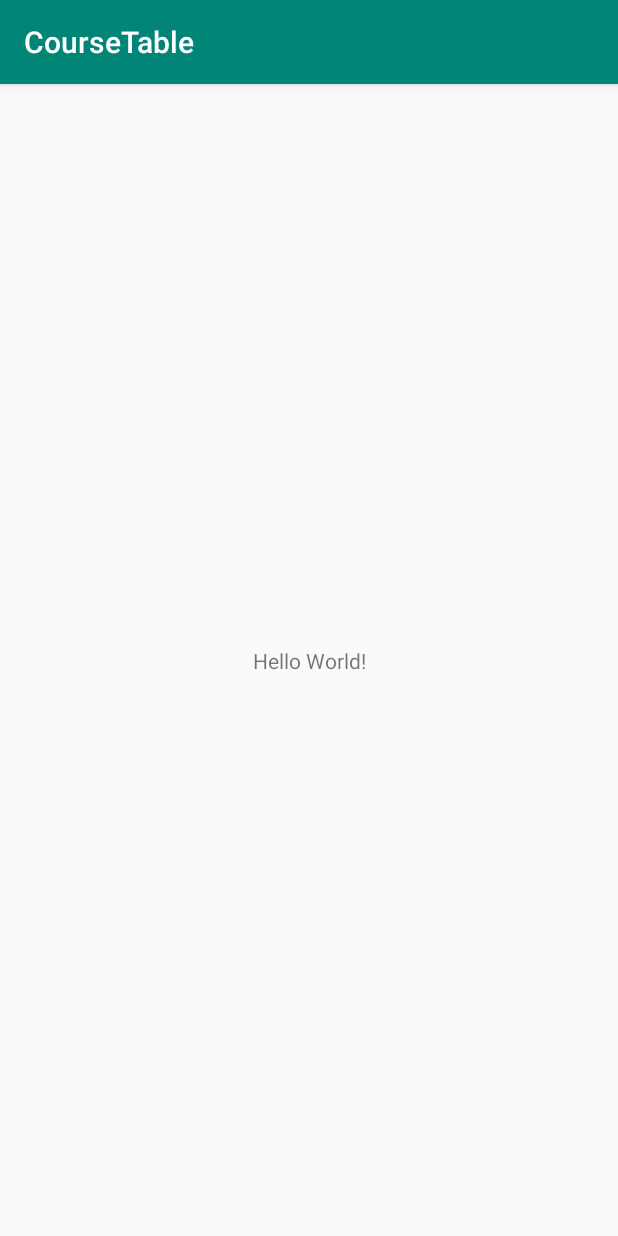
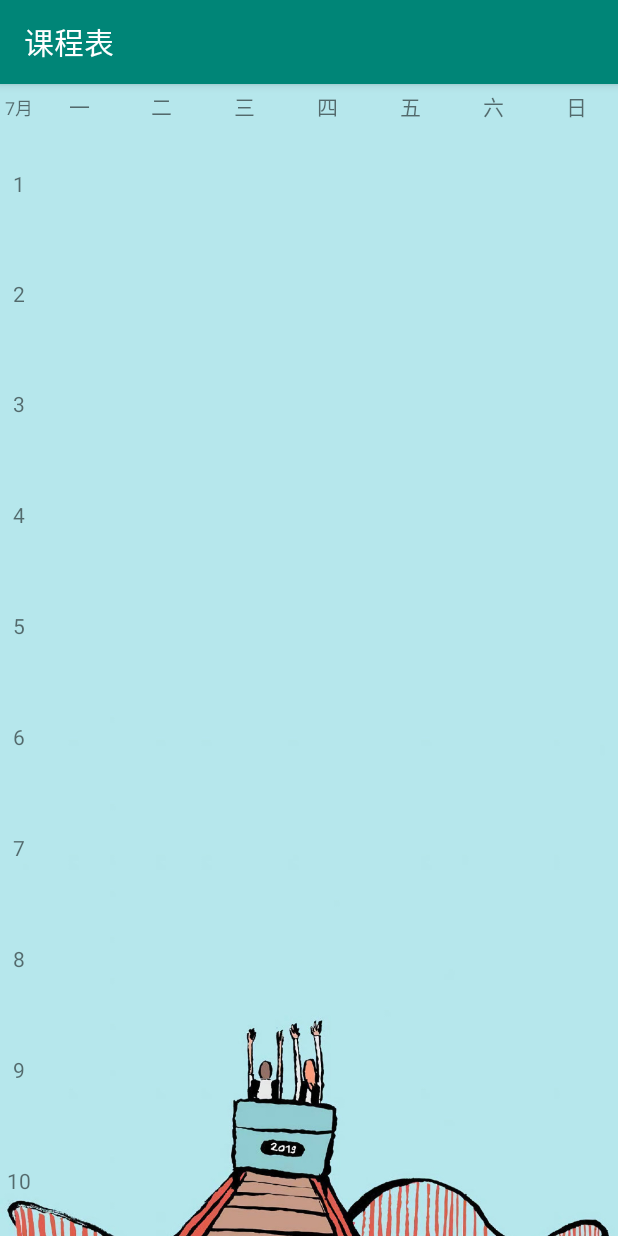
Before and after one commit to willoong9559/CourseTable, an Android app: the screen it shows after launch (MainActivity), on a phone screen of 412 x 824 dp. Run offline under Robolectric (Android 15) with nearby library versions, the phone set to English and light mode, and no system bars.

Commit message:
布局table_main

```diff
--- a/app/src/main/res/layout/activity_main.xml
+++ b/app/src/main/res/layout/activity_main.xml
@@ -1,18 +1,229 @@
 <?xml version="1.0" encoding="utf-8"?>
-<androidx.constraintlayout.widget.ConstraintLayout xmlns:android="http://schemas.android.com/apk/res/android"
-    xmlns:app="http://schemas.android.com/apk/res-auto"
-    xmlns:tools="http://schemas.android.com/tools"
+<RelativeLayout xmlns:android="http://schemas.android.com/apk/res/android"
     android:layout_width="match_parent"
-    android:layout_height="match_parent"
-    tools:context=".MainActivity">
+    android:layout_height="match_parent">
 
-    <TextView
-        android:layout_width="wrap_content"
+    <!--背景图-->
+    <ImageView
+        android:layout_width="match_parent"
+        android:layout_height="match_parent"
+        android:scaleType="centerCrop"
+        android:src="@drawable/bg" />
+
+    <!--星期条-->
+    <LinearLayout
+        android:id="@+id/xingqitiao"
+        android:orientation="horizontal"
+        android:layout_width="match_parent"
         android:layout_height="wrap_content"
-        android:text="Hello World!"
-        app:layout_constraintBottom_toBottomOf="parent"
-        app:layout_constraintLeft_toLeftOf="parent"
-        app:layout_constraintRight_toRightOf="parent"
-        app:layout_constraintTop_toTopOf="parent" />
+        >
 
-</androidx.constraintlayout.widget.ConstraintLayout>
+        <TextView
+            android:layout_width="25dp"
+            android:layout_height="wrap_content"
+            android:gravity="center"
+            android:text="7月"
+            android:textSize="12sp"
+            />
+
+        <TextView
+            android:layout_width="0dp"
+            android:layout_height="30dp"
+            android:layout_weight="1"
+            android:gravity="center"
+            android:text="一"
+            />
+
+        <TextView
+            android:layout_width="0dp"
+            android:layout_height="30dp"
+            android:layout_weight="1"
+            android:gravity="center"
+            android:text="二"
+            />
+        <TextView
+            android:layout_width="0dp"
+            android:layout_height="30dp"
+            android:layout_weight="1"
+            android:gravity="center"
+            android:text="三"
+            />
+        <TextView
+            android:layout_width="0dp"
+            android:layout_height="30dp"
+            android:layout_weight="1"
+            android:gravity="center"
+            android:text="四"
+            />
+        <TextView
+            android:layout_width="0dp"
+            android:layout_height="30dp"
+            android:layout_weight="1"
+            android:gravity="center"
+            android:text="五"
+            />
+        <TextView
+            android:layout_width="0dp"
+            android:layout_height="30dp"
+            android:layout_weight="1"
+            android:gravity="center"
+            android:text="六"
+            />
+        <TextView
+            android:layout_width="0dp"
+            android:layout_height="30dp"
+            android:layout_weight="1"
+            android:gravity="center"
+            android:text="日"
+            />
+
+    </LinearLayout>
+
+    <LinearLayout
+        android:layout_below="@+id/xingqitiao"
+        android:layout_width="match_parent"
+        android:layout_height="match_parent">
+
+        <!--课节数布局-->
+        <LinearLayout
+            android:layout_width="25dp"
+            android:layout_height="match_parent"
+            android:orientation="vertical">
+
+            <TextView
+                android:layout_width="25dp"
+                android:layout_height="wrap_content"
+                android:layout_weight="1"
+                android:text="1"
+                android:gravity="center">
+            </TextView>
+
+            <TextView
+                android:layout_width="25dp"
+                android:layout_height="wrap_content"
+                android:layout_weight="1"
+                android:text="2"
+                android:gravity="center">
+            </TextView>
+
+            <TextView
+                android:layout_width="25dp"
+                android:layout_height="wrap_content"
+                android:layout_weight="1"
+                android:text="3"
+                android:gravity="center">
+            </TextView>
+
+            <TextView
+                android:layout_width="25dp"
+                android:layout_height="wrap_content"
+                android:layout_weight="1"
+                android:text="4"
+                android:gravity="center">
+            </TextView>
+
+            <TextView
+                android:layout_width="25dp"
+                android:layout_height="wrap_content"
+                android:layout_weight="1"
+                android:text="5"
+                android:gravity="center">
+            </TextView>
+
+            <TextView
+                android:layout_width="25dp"
+                android:layout_height="wrap_content"
+                android:layout_weight="1"
+                android:text="6"
+                android:gravity="center">
+            </TextView>
+
+            <TextView
+                android:layout_width="25dp"
+                android:layout_height="wrap_content"
+                android:layout_weight="1"
+                android:text="7"
+                android:gravity="center">
+            </TextView>
+
+            <TextView
+                android:layout_width="25dp"
+                android:layout_height="wrap_content"
+                android:layout_weight="1"
+                android:text="8"
+                android:gravity="center">
+            </TextView>
+
+            <TextView
+                android:layout_width="25dp"
+                android:layout_height="wrap_content"
+                android:layout_weight="1"
+                android:text="9"
+                android:gravity="center">
+            </TextView>
+
+            <TextView
+                android:layout_width="25dp"
+                android:layout_height="wrap_content"
+                android:layout_weight="1"
+                android:text="10"
+                android:gravity="center">
+            </TextView>
+
+
+        </LinearLayout>
+
+        <!--课程布局-->
+        <LinearLayout
+            android:layout_width="0dp"
+            android:layout_height="match_parent"
+            android:layout_weight="1">
+
+        </LinearLayout>
+
+        <LinearLayout
+            android:layout_width="0dp"
+            android:layout_height="match_parent"
+            android:layout_weight="1">
+
+        </LinearLayout>
+        <LinearLayout
+            android:layout_width="0dp"
+            android:layout_height="match_parent"
+            android:layout_weight="1">
+
+        </LinearLayout>
+        <LinearLayout
+            android:layout_width="0dp"
+            android:layout_height="match_parent"
+            android:layout_weight="1">
+
+        </LinearLayout>
+        <LinearLayout
+            android:layout_width="0dp"
+            android:layout_height="match_parent"
+            android:layout_weight="1">
+
+        </LinearLayout>
+        <LinearLayout
+            android:layout_width="0dp"
+            android:layout_height="match_parent"
+            android:layout_weight="1">
+
+        </LinearLayout>
+        <LinearLayout
+            android:layout_width="0dp"
+            android:layout_height="match_parent"
+            android:layout_weight="1">
+
+        </LinearLayout>
+
+
+        </LinearLayout>
+
+
+
+
+
+
+</RelativeLayout>
--- a/app/src/main/res/values/strings.xml
+++ b/app/src/main/res/values/strings.xml
@@ -1,3 +1,3 @@
 <resources>
-    <string name="app_name">CourseTable</string>
+    <string name="app_name">课程表</string>
 </resources>
```
Also changed, not shown: app/src/main/res/drawable/bg.jpg (added).
